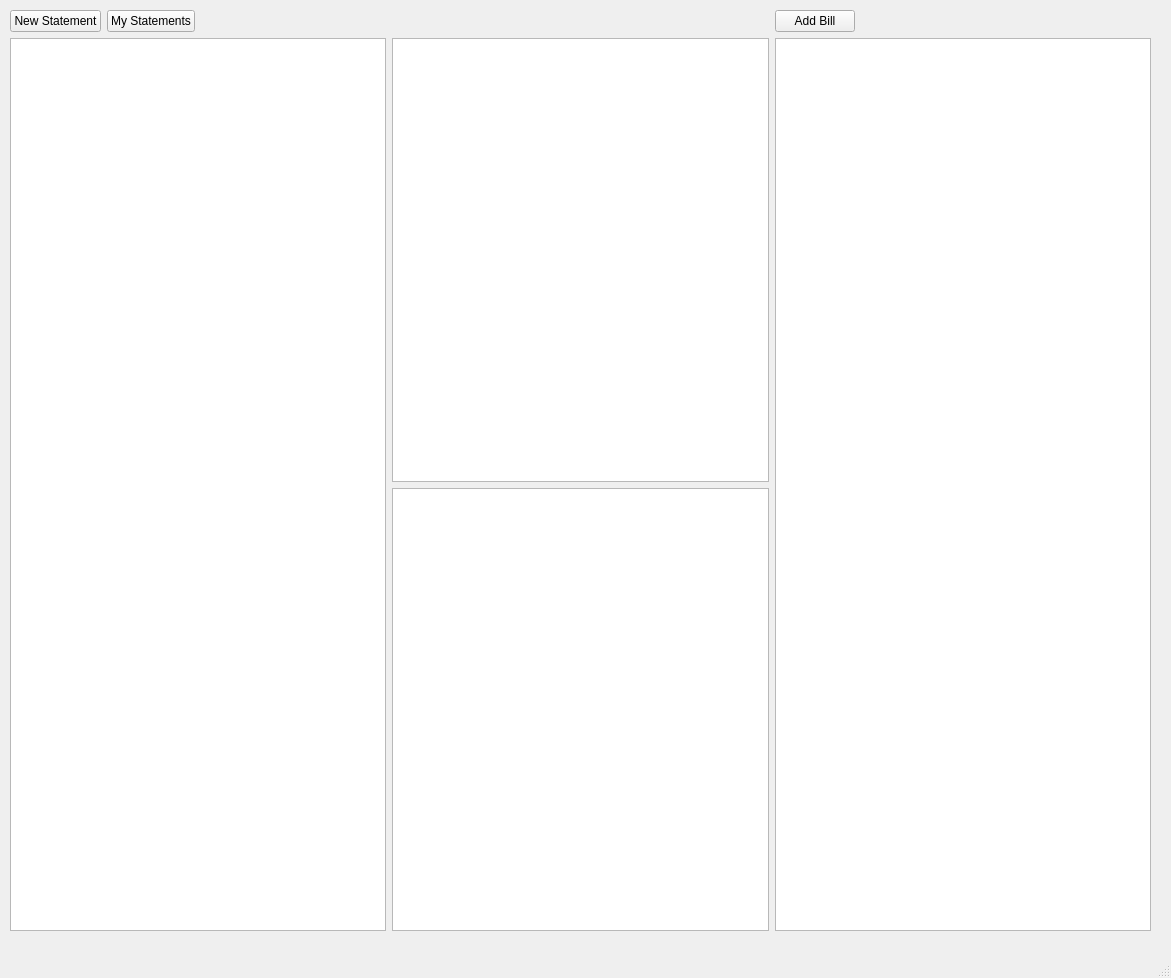
First picture: the form in ui/mainwindow.ui, repository fearricepudding/FinancialOrganiser, before the edit.
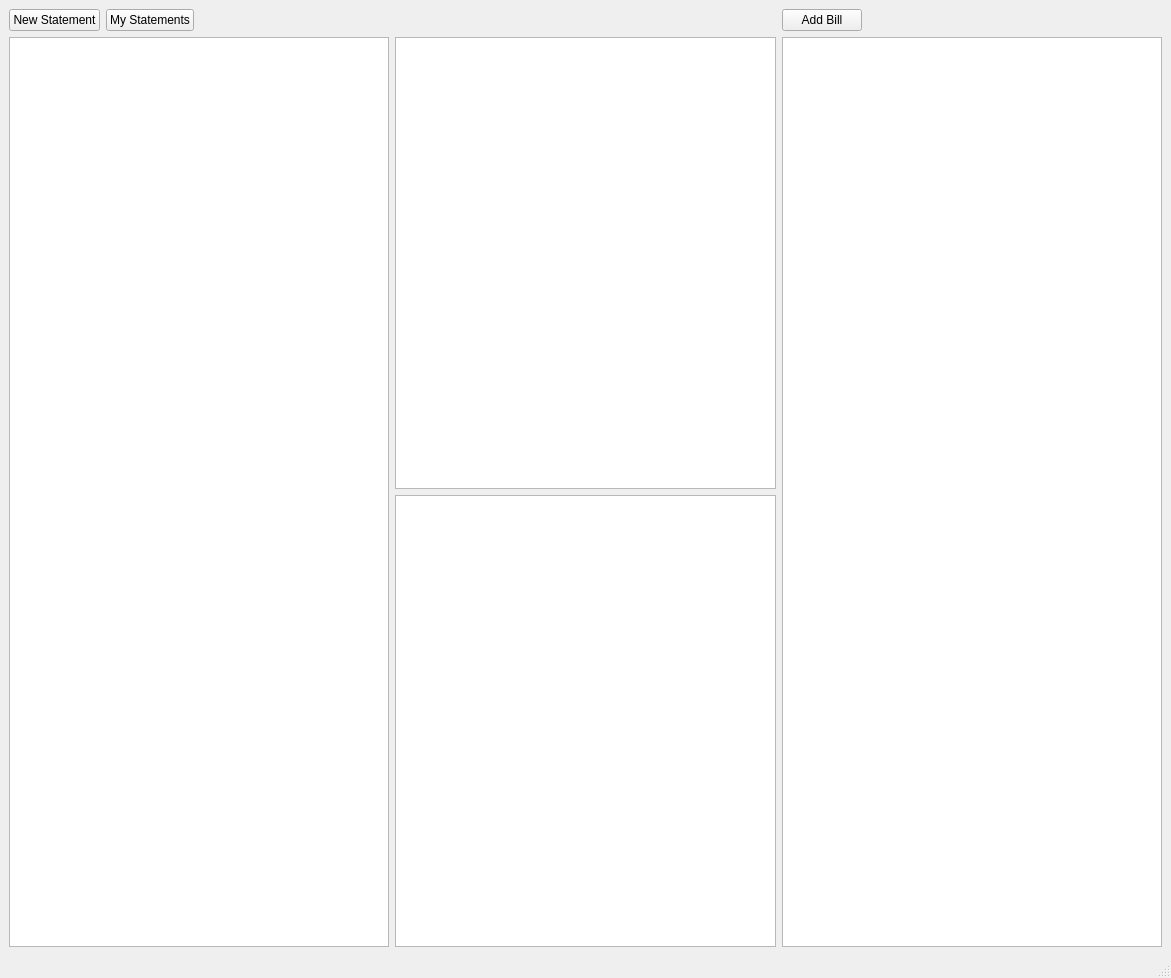
Second picture: the form after the edit.

```diff
--- a/ui/mainwindow.ui
+++ b/ui/mainwindow.ui
@@ -20,15 +20,8 @@
      <verstretch>0</verstretch>
     </sizepolicy>
    </property>
-   <widget class="QWidget" name="layoutWidget">
-    <property name="geometry">
-     <rect>
-      <x>10</x>
-      <y>10</y>
-      <width>1141</width>
-      <height>921</height>
-     </rect>
-    </property>
+   <layout class="QGridLayout" name="gridLayout_2">
+    <item row="0" column="0">
     <layout class="QGridLayout" name="gridLayout">
      <item row="1" column="0">
       <layout class="QHBoxLayout" name="horizontalLayout">
@@ -102,7 +95,8 @@
       </layout>
      </item>
     </layout>
-   </widget>
+    </item>
+   </layout>
   </widget>
   <widget class="QMenuBar" name="menubar">
    <property name="geometry">
```
Left out of the diff: 2 changed lines with no effect on the pictures. Lines whose indentation alone changed are shown as unchanged.
